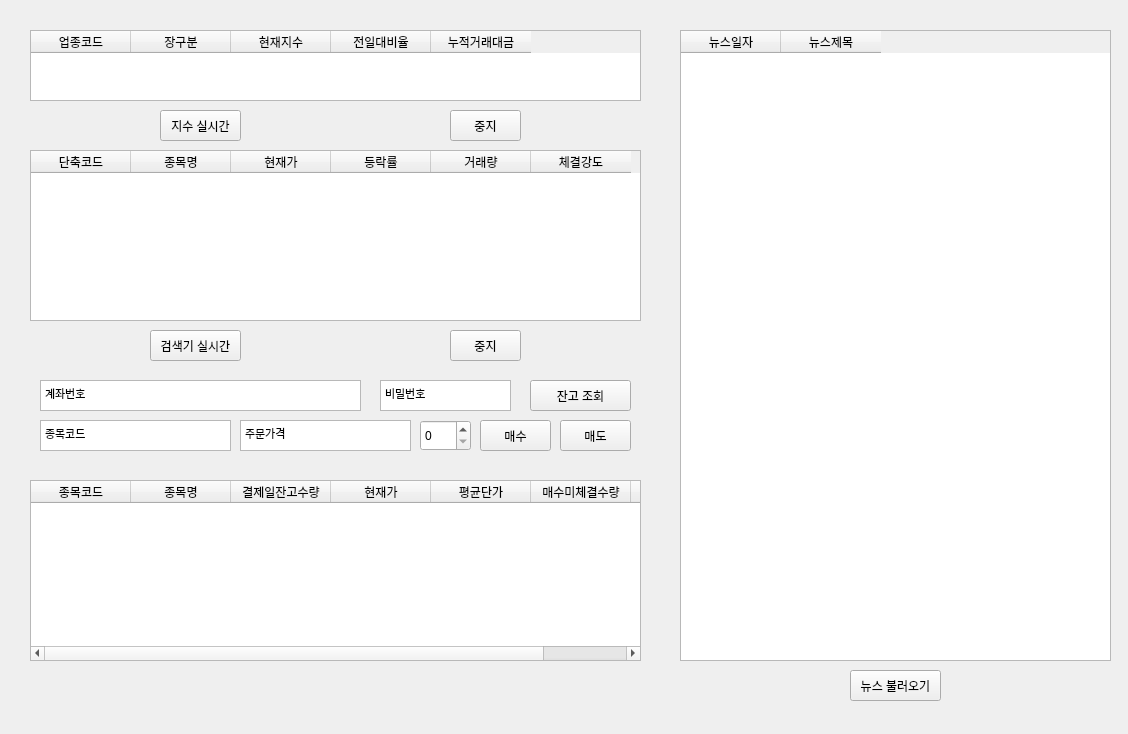
First picture: the form in indi/develop/finalUI.ui, repository wnsdnjs70/shinhan_indi_pj, before the edit.
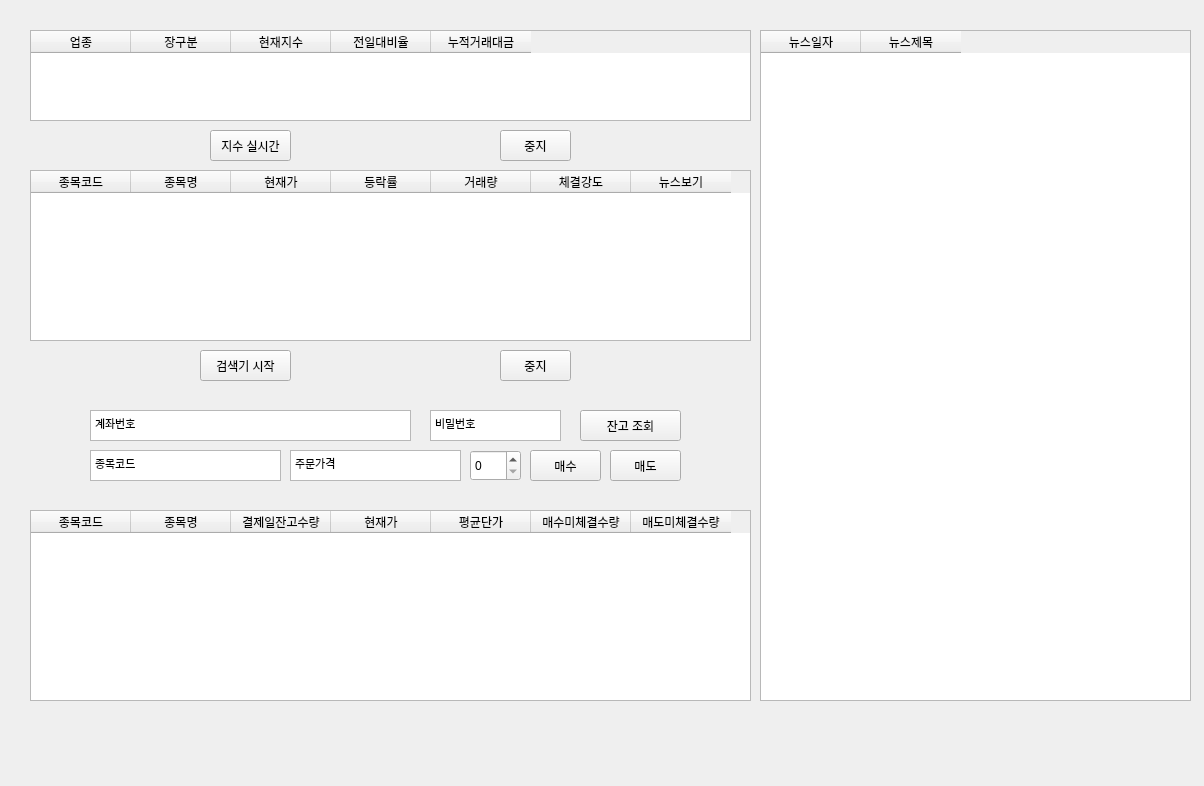
Second picture: the form after the edit.

Commit message: feat: 뉴스 종목에 추가, 코스닥추가

The edit to the form file:
```diff
--- a/indi/develop/finalUI.ui
+++ b/indi/develop/finalUI.ui
@@ -6,8 +6,8 @@
    <rect>
     <x>0</x>
     <y>0</y>
-    <width>1128</width>
-    <height>734</height>
+    <width>1204</width>
+    <height>786</height>
    </rect>
   </property>
   <property name="windowTitle">
@@ -19,13 +19,13 @@
      <rect>
       <x>30</x>
       <y>30</y>
-      <width>611</width>
-      <height>71</height>
+      <width>721</width>
+      <height>91</height>
      </rect>
     </property>
     <column>
      <property name="text">
-      <string>업종코드</string>
+      <string>업종</string>
      </property>
     </column>
     <column>
@@ -52,8 +52,8 @@
    <widget class="QPushButton" name="pushButton_1">
     <property name="geometry">
      <rect>
-      <x>160</x>
-      <y>110</y>
+      <x>210</x>
+      <y>130</y>
       <width>81</width>
       <height>31</height>
      </rect>
@@ -65,8 +65,8 @@
    <widget class="QPushButton" name="pushButton_2">
     <property name="geometry">
      <rect>
-      <x>450</x>
-      <y>110</y>
+      <x>500</x>
+      <y>130</y>
       <width>71</width>
       <height>31</height>
      </rect>
@@ -79,14 +79,14 @@
     <property name="geometry">
      <rect>
       <x>30</x>
-      <y>150</y>
-      <width>611</width>
+      <y>170</y>
+      <width>721</width>
       <height>171</height>
      </rect>
     </property>
     <column>
      <property name="text">
-      <string>단축코드</string>
+      <string>종목코드</string>
      </property>
     </column>
     <column>
@@ -114,27 +114,32 @@
       <string>체결강도</string>
      </property>
     </column>
+    <column>
+     <property name="text">
+      <string>뉴스보기</string>
+     </property>
+    </column>
    </widget>
    <widget class="QPushButton" name="pushButton_3">
     <property name="geometry">
      <rect>
-      <x>150</x>
-      <y>330</y>
+      <x>200</x>
+      <y>350</y>
       <width>91</width>
       <height>31</height>
      </rect>
     </property>
     <property name="text">
-     <string>검색기 실시간</string>
+     <string>검색기 시작</string>
     </property>
    </widget>
    <widget class="QTableWidget" name="tableWidget_3">
     <property name="geometry">
      <rect>
-      <x>680</x>
+      <x>760</x>
       <y>30</y>
       <width>431</width>
-      <height>631</height>
+      <height>671</height>
      </rect>
     </property>
     <column>
@@ -148,24 +153,11 @@
      </property>
     </column>
    </widget>
-   <widget class="QPushButton" name="pushButton_5">
-    <property name="geometry">
-     <rect>
-      <x>850</x>
-      <y>670</y>
-      <width>91</width>
-      <height>31</height>
-     </rect>
-    </property>
-    <property name="text">
-     <string>뉴스 불러오기</string>
-    </property>
-   </widget>
    <widget class="QPushButton" name="pushButton_4">
     <property name="geometry">
      <rect>
-      <x>450</x>
-      <y>330</y>
+      <x>500</x>
+      <y>350</y>
       <width>71</width>
       <height>31</height>
      </rect>
@@ -177,8 +169,8 @@
    <widget class="QPushButton" name="pushButton_6">
     <property name="geometry">
      <rect>
-      <x>480</x>
-      <y>420</y>
+      <x>530</x>
+      <y>450</y>
       <width>71</width>
       <height>31</height>
      </rect>
@@ -190,8 +182,8 @@
    <widget class="QPushButton" name="pushButton_7">
     <property name="geometry">
      <rect>
-      <x>560</x>
-      <y>420</y>
+      <x>610</x>
+      <y>450</y>
       <width>71</width>
       <height>31</height>
      </rect>
@@ -203,8 +195,8 @@
    <widget class="QSpinBox" name="spinBox">
     <property name="geometry">
      <rect>
-      <x>420</x>
-      <y>420</y>
+      <x>470</x>
+      <y>450</y>
       <width>51</width>
       <height>31</height>
      </rect>
@@ -213,8 +205,8 @@
    <widget class="QTextEdit" name="textEdit_1">
     <property name="geometry">
      <rect>
-      <x>40</x>
-      <y>380</y>
+      <x>90</x>
+      <y>410</y>
       <width>321</width>
       <height>31</height>
      </rect>
@@ -223,15 +215,15 @@
      <string>&lt;!DOCTYPE HTML PUBLIC &quot;-//W3C//DTD HTML 4.0//EN&quot; &quot;http://www.w3.org/TR/REC-html40/strict.dtd&quot;&gt;
 &lt;html&gt;&lt;head&gt;&lt;meta name=&quot;qrichtext&quot; content=&quot;1&quot; /&gt;&lt;style type=&quot;text/css&quot;&gt;
 p, li { white-space: pre-wrap; }
-&lt;/style&gt;&lt;/head&gt;&lt;body style=&quot; font-family:'MS Shell Dlg 2'; font-size:8pt; font-weight:400; font-style:normal;&quot;&gt;
-&lt;p style=&quot; margin-top:0px; margin-bottom:0px; margin-left:0px; margin-right:0px; -qt-block-indent:0; text-indent:0px;&quot;&gt;계좌번호&lt;/p&gt;&lt;/body&gt;&lt;/html&gt;</string>
+&lt;/style&gt;&lt;/head&gt;&lt;body style=&quot; font-family:'Gulim'; font-size:9pt; font-weight:400; font-style:normal;&quot;&gt;
+&lt;p style=&quot; margin-top:0px; margin-bottom:0px; margin-left:0px; margin-right:0px; -qt-block-indent:0; text-indent:0px;&quot;&gt;&lt;span style=&quot; font-family:'MS Shell Dlg 2'; font-size:8pt;&quot;&gt;계좌번호&lt;/span&gt;&lt;/p&gt;&lt;/body&gt;&lt;/html&gt;</string>
     </property>
    </widget>
    <widget class="QTextEdit" name="textEdit_2">
     <property name="geometry">
      <rect>
-      <x>380</x>
-      <y>380</y>
+      <x>430</x>
+      <y>410</y>
       <width>131</width>
       <height>31</height>
      </rect>
@@ -240,15 +232,15 @@
      <string>&lt;!DOCTYPE HTML PUBLIC &quot;-//W3C//DTD HTML 4.0//EN&quot; &quot;http://www.w3.org/TR/REC-html40/strict.dtd&quot;&gt;
 &lt;html&gt;&lt;head&gt;&lt;meta name=&quot;qrichtext&quot; content=&quot;1&quot; /&gt;&lt;style type=&quot;text/css&quot;&gt;
 p, li { white-space: pre-wrap; }
-&lt;/style&gt;&lt;/head&gt;&lt;body style=&quot; font-family:'MS Shell Dlg 2'; font-size:8pt; font-weight:400; font-style:normal;&quot;&gt;
-&lt;p style=&quot; margin-top:0px; margin-bottom:0px; margin-left:0px; margin-right:0px; -qt-block-indent:0; text-indent:0px;&quot;&gt;비밀번호&lt;/p&gt;&lt;/body&gt;&lt;/html&gt;</string>
+&lt;/style&gt;&lt;/head&gt;&lt;body style=&quot; font-family:'Gulim'; font-size:9pt; font-weight:400; font-style:normal;&quot;&gt;
+&lt;p style=&quot; margin-top:0px; margin-bottom:0px; margin-left:0px; margin-right:0px; -qt-block-indent:0; text-indent:0px;&quot;&gt;&lt;span style=&quot; font-family:'MS Shell Dlg 2'; font-size:8pt;&quot;&gt;비밀번호&lt;/span&gt;&lt;/p&gt;&lt;/body&gt;&lt;/html&gt;</string>
     </property>
    </widget>
    <widget class="QTextEdit" name="textEdit_3">
     <property name="geometry">
      <rect>
-      <x>40</x>
-      <y>420</y>
+      <x>90</x>
+      <y>450</y>
       <width>191</width>
       <height>31</height>
      </rect>
@@ -257,15 +249,15 @@
      <string>&lt;!DOCTYPE HTML PUBLIC &quot;-//W3C//DTD HTML 4.0//EN&quot; &quot;http://www.w3.org/TR/REC-html40/strict.dtd&quot;&gt;
 &lt;html&gt;&lt;head&gt;&lt;meta name=&quot;qrichtext&quot; content=&quot;1&quot; /&gt;&lt;style type=&quot;text/css&quot;&gt;
 p, li { white-space: pre-wrap; }
-&lt;/style&gt;&lt;/head&gt;&lt;body style=&quot; font-family:'MS Shell Dlg 2'; font-size:8pt; font-weight:400; font-style:normal;&quot;&gt;
-&lt;p style=&quot; margin-top:0px; margin-bottom:0px; margin-left:0px; margin-right:0px; -qt-block-indent:0; text-indent:0px;&quot;&gt;종목코드&lt;/p&gt;&lt;/body&gt;&lt;/html&gt;</string>
+&lt;/style&gt;&lt;/head&gt;&lt;body style=&quot; font-family:'Gulim'; font-size:9pt; font-weight:400; font-style:normal;&quot;&gt;
+&lt;p style=&quot; margin-top:0px; margin-bottom:0px; margin-left:0px; margin-right:0px; -qt-block-indent:0; text-indent:0px;&quot;&gt;&lt;span style=&quot; font-family:'MS Shell Dlg 2'; font-size:8pt;&quot;&gt;종목코드&lt;/span&gt;&lt;/p&gt;&lt;/body&gt;&lt;/html&gt;</string>
     </property>
    </widget>
    <widget class="QTextEdit" name="textEdit_4">
     <property name="geometry">
      <rect>
-      <x>240</x>
-      <y>420</y>
+      <x>290</x>
+      <y>450</y>
       <width>171</width>
       <height>31</height>
      </rect>
@@ -274,15 +266,15 @@
      <string>&lt;!DOCTYPE HTML PUBLIC &quot;-//W3C//DTD HTML 4.0//EN&quot; &quot;http://www.w3.org/TR/REC-html40/strict.dtd&quot;&gt;
 &lt;html&gt;&lt;head&gt;&lt;meta name=&quot;qrichtext&quot; content=&quot;1&quot; /&gt;&lt;style type=&quot;text/css&quot;&gt;
 p, li { white-space: pre-wrap; }
-&lt;/style&gt;&lt;/head&gt;&lt;body style=&quot; font-family:'MS Shell Dlg 2'; font-size:8pt; font-weight:400; font-style:normal;&quot;&gt;
-&lt;p style=&quot; margin-top:0px; margin-bottom:0px; margin-left:0px; margin-right:0px; -qt-block-indent:0; text-indent:0px;&quot;&gt;주문가격&lt;/p&gt;&lt;/body&gt;&lt;/html&gt;</string>
+&lt;/style&gt;&lt;/head&gt;&lt;body style=&quot; font-family:'Gulim'; font-size:9pt; font-weight:400; font-style:normal;&quot;&gt;
+&lt;p style=&quot; margin-top:0px; margin-bottom:0px; margin-left:0px; margin-right:0px; -qt-block-indent:0; text-indent:0px;&quot;&gt;&lt;span style=&quot; font-family:'MS Shell Dlg 2'; font-size:8pt;&quot;&gt;주문가격&lt;/span&gt;&lt;/p&gt;&lt;/body&gt;&lt;/html&gt;</string>
     </property>
    </widget>
    <widget class="QPushButton" name="pushButton_8">
     <property name="geometry">
      <rect>
-      <x>530</x>
-      <y>380</y>
+      <x>580</x>
+      <y>410</y>
       <width>101</width>
       <height>31</height>
      </rect>
@@ -295,9 +287,9 @@
     <property name="geometry">
      <rect>
       <x>30</x>
-      <y>480</y>
-      <width>611</width>
-      <height>181</height>
+      <y>510</y>
+      <width>721</width>
+      <height>191</height>
      </rect>
     </property>
     <column>
```
The commit also changes 3 other files.
